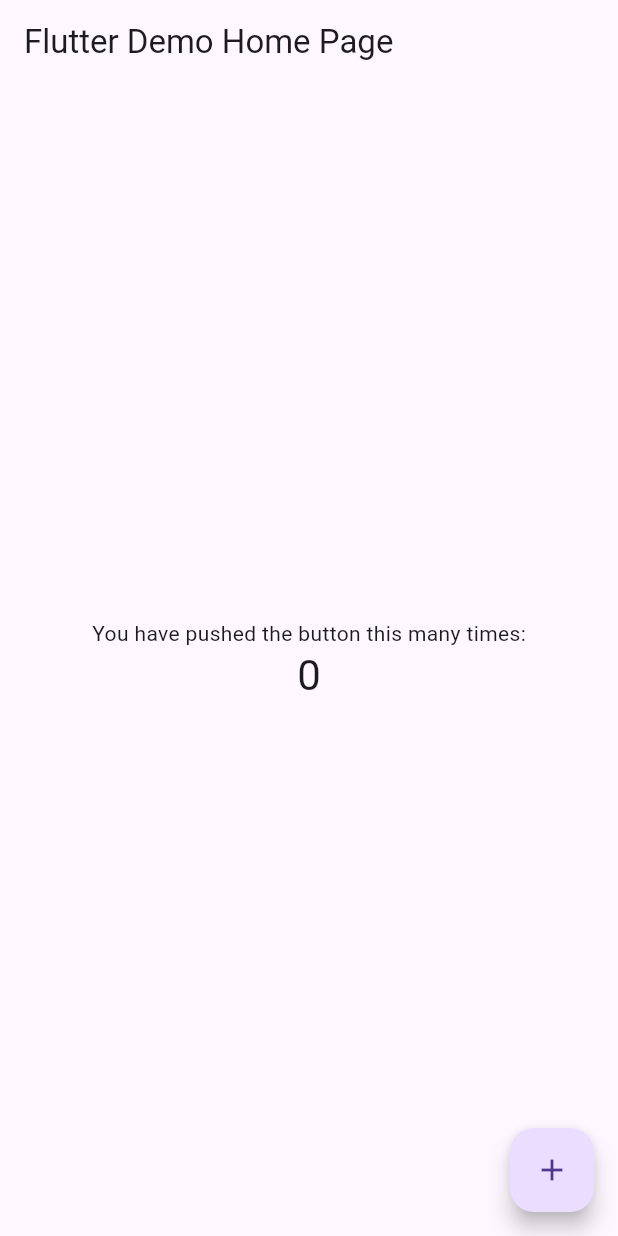
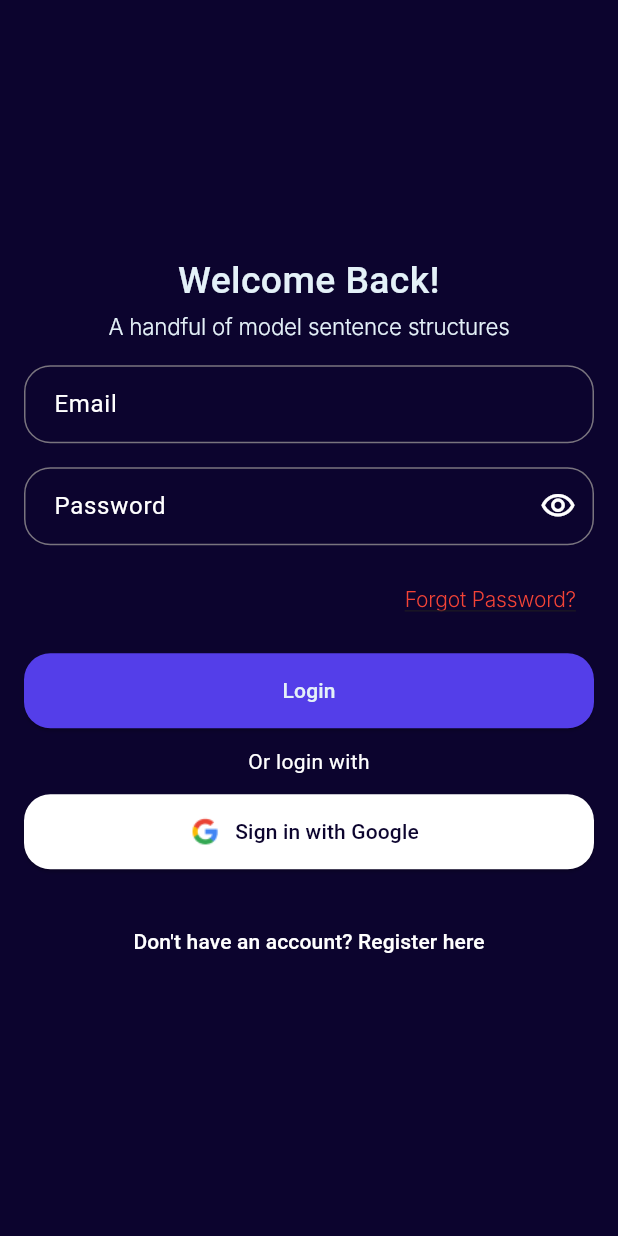
Before and after one commit to irfanarfianto/e-learning-apps, a Flutter app: the screen it shows after launch, on a phone screen of 412 x 824 dp. Run offline on Flutter 3.47's test engine with Material 3 defaults, Android fonts, the phone set to English and light mode, and no system bars; Roboto replaces fonts that are missing (DM Sans, Inter).

```diff
--- a/lib/main.dart
+++ b/lib/main.dart
@@ -1,115 +1,19 @@
 import 'package:flutter/material.dart';
+import 'screens/splash_screen.dart';
 
 void main() {
-  runApp(const MyApp());
+  runApp(MyApp());
 }
 
 class MyApp extends StatelessWidget {
-  const MyApp({super.key});
-
-  // This widget is the root of your application.
   @override
   Widget build(BuildContext context) {
     return MaterialApp(
-      title: 'Flutter Demo',
+      title: 'E-Learning App',
       theme: ThemeData(
-        // This is the theme of your application.
-        //
-        // Try running your application with "flutter run". You'll see the
-        // application has a blue toolbar. Then, without quitting the app, try
-        // changing the primarySwatch below to Colors.green and then invoke
-        // "hot reload" (press "r" in the console where you ran "flutter run",
-        // or simply save your changes to "hot reload" in a Flutter IDE).
-        // Notice that the counter didn't reset back to zero; the application
-        // is not restarted.
         primarySwatch: Colors.blue,
       ),
-      home: const MyHomePage(title: 'Flutter Demo Home Page'),
+      home: SplashScreen(),
     );
   }
 }
-
-class MyHomePage extends StatefulWidget {
-  const MyHomePage({super.key, required this.title});
-
-  // This widget is the home page of your application. It is stateful, meaning
-  // that it has a State object (defined below) that contains fields that affect
-  // how it looks.
-
-  // This class is the configuration for the state. It holds the values (in this
-  // case the title) provided by the parent (in this case the App widget) and
-  // used by the build method of the State. Fields in a Widget subclass are
-  // always marked "final".
-
-  final String title;
-
-  @override
-  State<MyHomePage> createState() => _MyHomePageState();
-}
-
-class _MyHomePageState extends State<MyHomePage> {
-  int _counter = 0;
-
-  void _incrementCounter() {
-    setState(() {
-      // This call to setState tells the Flutter framework that something has
-      // changed in this State, which causes it to rerun the build method below
-      // so that the display can reflect the updated values. If we changed
-      // _counter without calling setState(), then the build method would not be
-      // called again, and so nothing would appear to happen.
-      _counter++;
-    });
-  }
-
-  @override
-  Widget build(BuildContext context) {
-    // This method is rerun every time setState is called, for instance as done
-    // by the _incrementCounter method above.
-    //
-    // The Flutter framework has been optimized to make rerunning build methods
-    // fast, so that you can just rebuild anything that needs updating rather
-    // than having to individually change instances of widgets.
-    return Scaffold(
-      appBar: AppBar(
-        // Here we take the value from the MyHomePage object that was created by
-        // the App.build method, and use it to set our appbar title.
-        title: Text(widget.title),
-      ),
-      body: Center(
-        // Center is a layout widget. It takes a single child and positions it
-        // in the middle of the parent.
-        child: Column(
-          // Column is also a layout widget. It takes a list of children and
-          // arranges them vertically. By default, it sizes itself to fit its
-          // children horizontally, and tries to be as tall as its parent.
-          //
-          // Invoke "debug painting" (press "p" in the console, choose the
-          // "Toggle Debug Paint" action from the Flutter Inspector in Android
-          // Studio, or the "Toggle Debug Paint" command in Visual Studio Code)
-          // to see the wireframe for each widget.
-          //
-          // Column has various properties to control how it sizes itself and
-          // how it positions its children. Here we use mainAxisAlignment to
-          // center the children vertically; the main axis here is the vertical
-          // axis because Columns are vertical (the cross axis would be
-          // horizontal).
-          mainAxisAlignment: MainAxisAlignment.center,
-          children: <Widget>[
-            const Text(
-              'You have pushed the button this many times:',
-            ),
-            Text(
-              '$_counter',
-              style: Theme.of(context).textTheme.headline4,
-            ),
-          ],
-        ),
-      ),
-      floatingActionButton: FloatingActionButton(
-        onPressed: _incrementCounter,
-        tooltip: 'Increment',
-        child: const Icon(Icons.add),
-      ), // This trailing comma makes auto-formatting nicer for build methods.
-    );
-  }
-}
--- /dev/null
+++ b/lib/screens/login_screen.dart
@@ -0,0 +1,201 @@
+import 'package:e_learning_apps/screens/register_screen.dart';
+import 'package:flutter/material.dart';
+
+class LoginScreen extends StatefulWidget {
+  @override
+  _LoginScreenState createState() => _LoginScreenState();
+}
+
+class _LoginScreenState extends State<LoginScreen> {
+  bool _obscurePassword = true;
+
+  @override
+  Widget build(BuildContext context) {
+    double borderRadius = 17.54; // Nilai radius yang seragam
+
+    return Scaffold(
+      body: Container(
+        padding: EdgeInsets.all(16),
+        decoration: BoxDecoration(color: Color(0xFF0C042E)),
+        child: Column(
+          crossAxisAlignment: CrossAxisAlignment.stretch,
+          mainAxisAlignment: MainAxisAlignment.center,
+          children: [
+            Text(
+              'Welcome Back!',
+              textAlign: TextAlign.center,
+              style: TextStyle(
+                color: Color(0xFFE4F1F8),
+                fontSize: 24.88,
+                fontFamily: 'DM Sans',
+                fontWeight: FontWeight.w500,
+                height: 0,
+              ),
+            ),
+            SizedBox(height: 16),
+            Text(
+              'A handful of model sentence structures',
+              textAlign: TextAlign.center,
+              style: TextStyle(
+                color: Color(0xFFE4F1F8),
+                fontSize: 14.91,
+                fontFamily: 'Inter',
+                fontWeight: FontWeight.w300,
+                height: 0.12,
+                letterSpacing: -0.15,
+              ),
+            ),
+            SizedBox(height: 24),
+            TextField(
+              style: TextStyle(
+                color: Colors.white,
+              ),
+              decoration: InputDecoration(
+                labelText: 'Email',
+                hintText: 'Enter your email',
+                labelStyle: TextStyle(
+                  color: Colors.white,
+                ),
+                hintStyle: TextStyle(
+                  color: Color(0xFFE4F1F8),
+                  fontSize: 17.28,
+                  fontFamily: 'DM Sans',
+                  fontWeight: FontWeight.w500,
+                  height: 0,
+                ),
+                // prefixIcon: Icon(
+                //   Icons.email,
+                //   color: Colors.white,
+                // ),
+                contentPadding:
+                    EdgeInsets.symmetric(vertical: 14, horizontal: 16),
+                border: OutlineInputBorder(
+                  borderSide: BorderSide(color: Colors.white),
+                  borderRadius: BorderRadius.circular(borderRadius),
+                ),
+              ),
+            ),
+            SizedBox(height: 16),
+            TextField(
+              style: TextStyle(
+                color: Colors.white,
+              ),
+              decoration: InputDecoration(
+                labelText: 'Password',
+                hintText: 'Enter your password',
+                labelStyle: TextStyle(
+                  color: Colors.white,
+                ),
+                hintStyle: TextStyle(
+                  color: Colors.white70,
+                ),
+                suffixIcon: IconButton(
+                  icon: Icon(
+                    _obscurePassword
+                        ? Icons.visibility_outlined
+                        : Icons.visibility_off_outlined,
+                    color: Colors.white,
+                  ),
+                  onPressed: () {
+                    setState(() {
+                      _obscurePassword = !_obscurePassword;
+                    });
+                  },
+                ),
+                contentPadding:
+                    EdgeInsets.symmetric(vertical: 14, horizontal: 16),
+                border: OutlineInputBorder(
+                  borderRadius: BorderRadius.circular(borderRadius),
+                ),
+              ),
+              obscureText: _obscurePassword,
+            ),
+            SizedBox(height: 12),
+            Row(
+              mainAxisAlignment: MainAxisAlignment.end,
+              children: [
+                TextButton(
+                  onPressed: () {
+                    // Add logic for forgot password
+                  },
+                  child: Text(
+                    'Forgot Password?',
+                    style: TextStyle(
+                      color: Colors.red,
+                      fontSize: 14.03,
+                      fontFamily: 'Inter',
+                      fontWeight: FontWeight.w300,
+                      decoration: TextDecoration.underline,
+                      height: 0.12,
+                      letterSpacing: -0.14,
+                    ),
+                  ),
+                ),
+              ],
+            ),
+            SizedBox(height: 12),
+            ElevatedButton(
+              onPressed: () {
+                // Add login logic here
+              },
+              style: ElevatedButton.styleFrom(
+                //color button
+                primary: Color(0xFF543EE9),
+                shape: RoundedRectangleBorder(
+                  borderRadius: BorderRadius.circular(borderRadius),
+                ),
+                minimumSize: Size(double.infinity, 50), // Tinggi tombol
+              ),
+              child: Text(
+                'Login',
+                style: TextStyle(color: Color(0xFFE4F1F8)),
+              ),
+            ),
+            SizedBox(height: 12),
+            Text(
+              'Or login with',
+              textAlign: TextAlign.center,
+              style: TextStyle(
+                color: Colors.white,
+              ),
+            ),
+            SizedBox(height: 12),
+            ElevatedButton.icon(
+              onPressed: () {
+                // Add Google login logic here
+              },
+              style: ElevatedButton.styleFrom(
+                primary: Colors.white,
+                minimumSize: Size(double.infinity, 50),
+                shape: RoundedRectangleBorder(
+                  borderRadius: BorderRadius.circular(borderRadius),
+                ),
+              ),
+              icon: Image.asset('assets/G.png', height: 24, width: 24),
+              label: Text(
+                'Sign in with Google',
+                style: TextStyle(
+                  color: Color(0xFF0C042E),
+                ),
+              ),
+            ),
+            SizedBox(height: 24),
+            TextButton(
+              onPressed: () {
+                // Add navigation to registration screen
+                Navigator.push(
+                  context,
+                  MaterialPageRoute(builder: (context) => RegisterScreen()),
+                );
+              },
+              style: TextButton.styleFrom(
+                primary: Colors.white,
+              ),
+              child: Text('Don\'t have an account? Register here'),
+            ),
+          ],
+        ),
+      ),
+    );
+  }
+}
```
Also changed, not shown: lib/screens/register_screen.dart (added, +240 -0 lines), lib/screens/splash_screen.dart (added, +58 -0 lines), pubspec.yaml (+4 -5 lines), assets/G.png (added), assets/logo.png (added), pubspec.lock, 2 other files.
